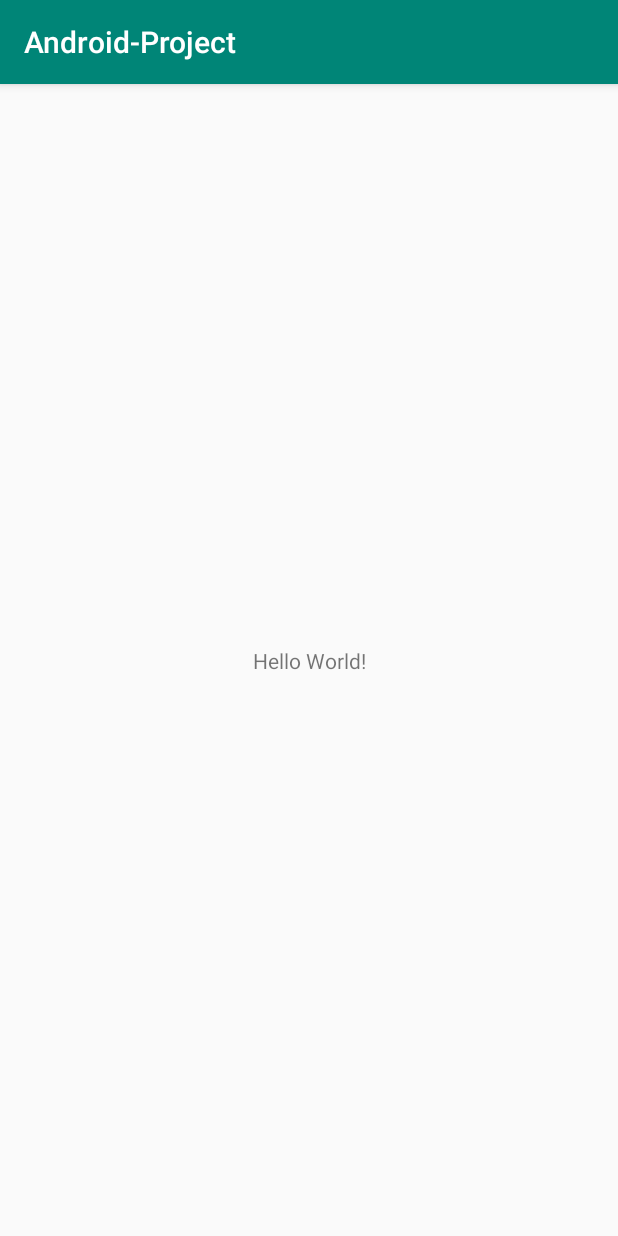
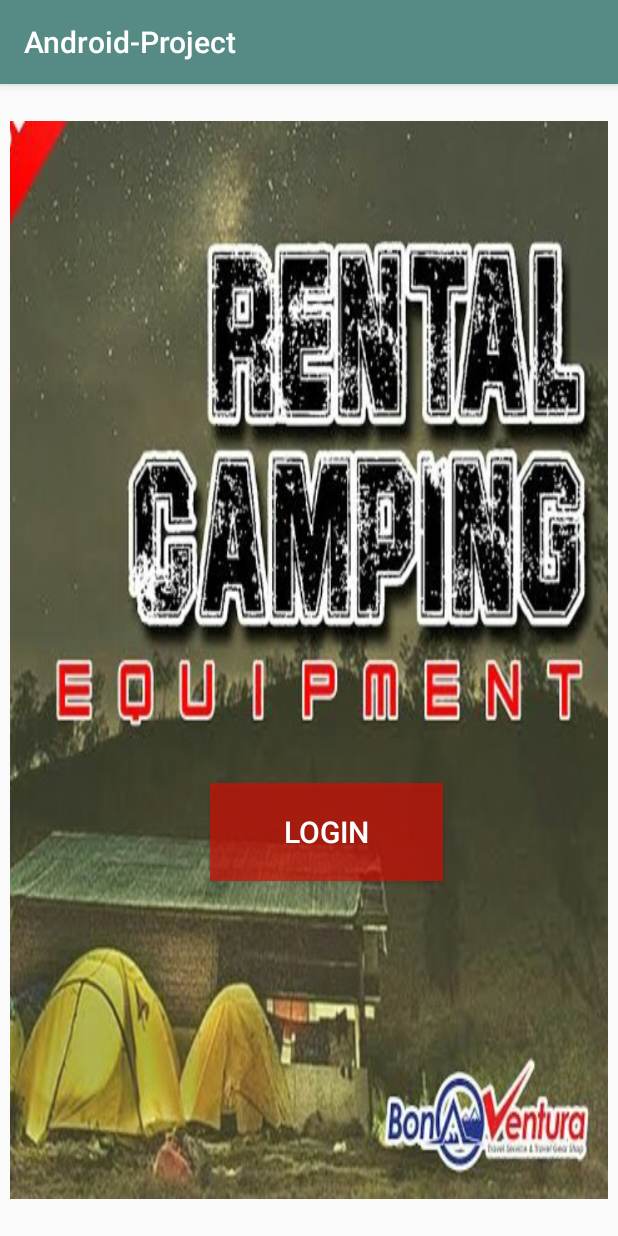
Before and after one commit to iqbalArifudin/Android-Project, an Android app: the screen it shows after launch (MainActivity), on a phone screen of 412 x 824 dp. Run offline under Robolectric (Android 15) with nearby library versions, the light colour scheme and no system bars.

Commit message:
layout halaman awal

```diff
--- a/app/build.gradle
+++ b/app/build.gradle
@@ -5,7 +5,7 @@ android {
     buildToolsVersion "29.0.3"
     defaultConfig {
         applicationId "com.example.android_project"
-        minSdkVersion 22
+        minSdkVersion 19
         targetSdkVersion 29
         versionCode 1
         versionName "1.0"
--- a/app/src/main/java/com/example/android_project/MainActivity.java
+++ b/app/src/main/java/com/example/android_project/MainActivity.java
@@ -2,7 +2,9 @@ package com.example.android_project;
 
 import androidx.appcompat.app.AppCompatActivity;
 
+import android.content.Intent;
 import android.os.Bundle;
+import android.view.View;
 
 public class MainActivity extends AppCompatActivity {
 
@@ -10,5 +12,6 @@ public class MainActivity extends AppCompatActivity {
     protected void onCreate(Bundle savedInstanceState) {
         super.onCreate(savedInstanceState);
         setContentView(R.layout.activity_main);
+
     }
 }
--- a/app/src/main/res/layout/activity_main.xml
+++ b/app/src/main/res/layout/activity_main.xml
@@ -6,13 +6,44 @@
     android:layout_height="match_parent"
     tools:context=".MainActivity">
 
-    <TextView
-        android:layout_width="wrap_content"
-        android:layout_height="wrap_content"
-        android:text="Hello World!"
+
+    <androidx.constraintlayout.widget.ConstraintLayout
+        android:layout_width="409dp"
+        android:layout_height="729dp"
         app:layout_constraintBottom_toBottomOf="parent"
-        app:layout_constraintLeft_toLeftOf="parent"
-        app:layout_constraintRight_toRightOf="parent"
-        app:layout_constraintTop_toTopOf="parent" />
+        app:layout_constraintEnd_toEndOf="parent"
+        app:layout_constraintStart_toStartOf="parent"
+        app:layout_constraintTop_toTopOf="parent">
 
+        <ImageView
+            android:id="@+id/imageView"
+            android:layout_width="0dp"
+            android:layout_height="0dp"
+            android:layout_marginStart="5dp"
+            android:layout_marginTop="5dp"
+            android:layout_marginEnd="5dp"
+            android:layout_marginBottom="5dp"
+            android:scaleType="fitXY"
+            app:layout_constraintBottom_toBottomOf="parent"
+            app:layout_constraintEnd_toEndOf="parent"
+            app:layout_constraintHorizontal_bias="0.0"
+            app:layout_constraintStart_toStartOf="parent"
+            app:layout_constraintTop_toTopOf="parent"
+            app:srcCompat="@drawable/rental1" />
+
+        <Button
+            android:id="@+id/button"
+            android:layout_width="155dp"
+            android:layout_height="65dp"
+            android:background="@color/colorAccent"
+            android:text="Login"
+            android:textColor="#FFFFFF"
+            android:textSize="20sp"
+            app:layout_constraintBottom_toBottomOf="@+id/imageView"
+            app:layout_constraintEnd_toEndOf="parent"
+            app:layout_constraintHorizontal_bias="0.547"
+            app:layout_constraintStart_toStartOf="parent"
+            app:layout_constraintTop_toTopOf="parent"
+            app:layout_constraintVertical_bias="0.678" />
+    </androidx.constraintlayout.widget.ConstraintLayout>
 </androidx.constraintlayout.widget.ConstraintLayout>
--- a/app/src/main/res/values/colors.xml
+++ b/app/src/main/res/values/colors.xml
@@ -1,6 +1,6 @@
 <?xml version="1.0" encoding="utf-8"?>
 <resources>
-    <color name="colorPrimary">#008577</color>
+    <color name="colorPrimary">#558A85</color>
     <color name="colorPrimaryDark">#00574B</color>
-    <color name="colorAccent">#D81B60</color>
+    <color name="colorAccent">#A7DC0B03</color>
 </resources>
```
Also changed, not shown: app/src/main/res/drawable/oke.jpg (added), app/src/main/res/drawable/rental1.jpg (added), 1 other file.
